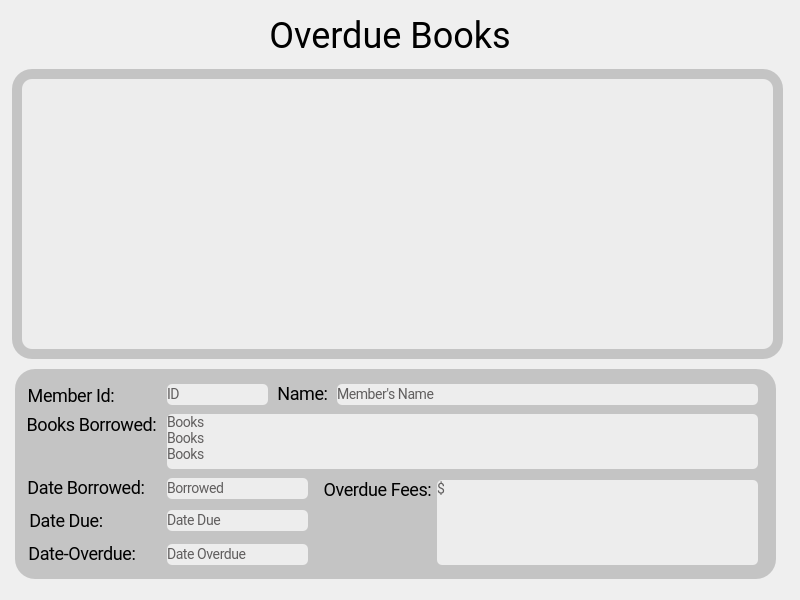
BuzzyBox/LibraryDataSystem-SchoolProject, file Library_DataSystem_1/overdue_books.ui: the form before one commit.
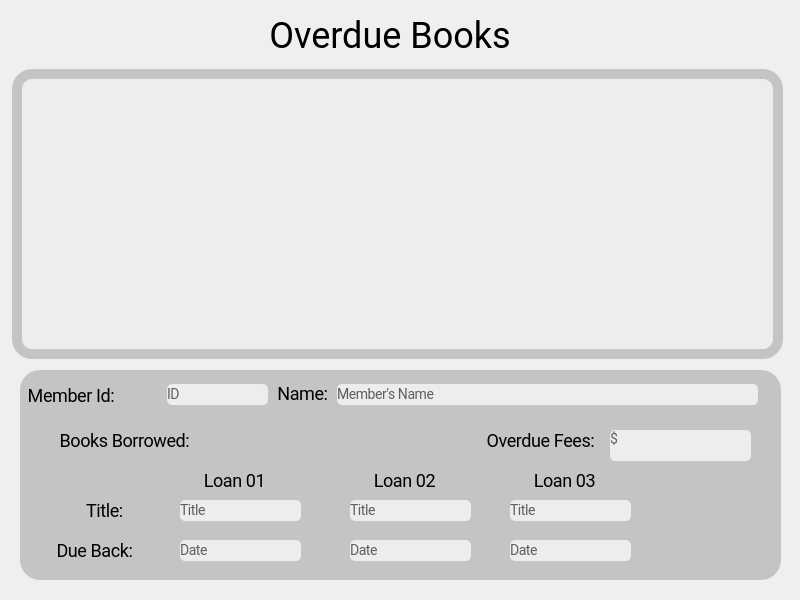
The form after the commit.

Patch:
```diff
--- a/Library_DataSystem_1/overdue_books.ui
+++ b/Library_DataSystem_1/overdue_books.ui
@@ -13,47 +13,11 @@
   <property name="windowTitle">
    <string>Dialog</string>
   </property>
-  <widget class="QLabel" name="labelDateOverdueText">
-   <property name="geometry">
-    <rect>
-     <x>27</x>
-     <y>543</y>
-     <width>110</width>
-     <height>22</height>
-    </rect>
-   </property>
-   <property name="styleSheet">
-    <string notr="true">/* Name: */
-
-
-position: absolute;
-width: 104px;
-height: 28px;
-left: 65px;
-top: 136px;
-
-font-family: Roboto;
-font-style: normal;
-font-weight: normal;
-font-size: 18px;
-line-height: 22px;
-/* or 92% */
-
-text-align: center;
-letter-spacing: -0.408px;</string>
-   </property>
-   <property name="text">
-    <string>Date-Overdue:</string>
-   </property>
-   <property name="alignment">
-    <set>Qt::AlignCenter</set>
-   </property>
-  </widget>
   <widget class="QLabel" name="labelBoarderReport2">
    <property name="geometry">
     <rect>
-     <x>15</x>
-     <y>369</y>
+     <x>20</x>
+     <y>370</y>
      <width>761</width>
      <height>210</height>
     </rect>
@@ -72,7 +36,7 @@
     <string/>
    </property>
   </widget>
-  <widget class="QListWidget" name="ItemOverdueList">
+  <widget class="QListWidget" name="ItemMember">
    <property name="geometry">
     <rect>
      <x>22</x>
@@ -134,192 +98,7 @@
     <set>Qt::AlignCenter</set>
    </property>
   </widget>
-  <widget class="QLabel" name="labelDateDateText">
-   <property name="geometry">
-    <rect>
-     <x>28</x>
-     <y>510</y>
-     <width>76</width>
-     <height>22</height>
-    </rect>
-   </property>
-   <property name="styleSheet">
-    <string notr="true">/* Name: */
-
-
-position: absolute;
-width: 104px;
-height: 28px;
-left: 65px;
-top: 136px;
-
-font-family: Roboto;
-font-style: normal;
-font-weight: normal;
-font-size: 18px;
-line-height: 22px;
-/* or 92% */
-
-text-align: center;
-letter-spacing: -0.408px;</string>
-   </property>
-   <property name="text">
-    <string>Date Due:</string>
-   </property>
-   <property name="alignment">
-    <set>Qt::AlignCenter</set>
-   </property>
-  </widget>
-  <widget class="QLabel" name="lbOdDue">
-   <property name="geometry">
-    <rect>
-     <x>167</x>
-     <y>510</y>
-     <width>141</width>
-     <height>21</height>
-    </rect>
-   </property>
-   <property name="styleSheet">
-    <string notr="true">/*Border 2 */
-
-
-position: absolute;
-width: 560px;
-height: 45px;
-left: 53px;
-top: 142px;
-
-background: #EDEDED;
-border-radius: 5px;
-
-/*Text*/
-
-position: absolute;
-width: 305px;
-height: 31px;
-left: 115px;
-top: 153px;
-
-font-family: Roboto;
-font-style: normal;
-font-weight: normal;
-font-size: 14px;
-line-height: 22px;
-/* or 92% */
-
-letter-spacing: -0.408px;
-
-color: #605E5E;</string>
-   </property>
-   <property name="text">
-    <string>Date Due</string>
-   </property>
-   <property name="margin">
-    <number>3</number>
-   </property>
-  </widget>
-  <widget class="QLabel" name="lbOddateBorrowed">
-   <property name="geometry">
-    <rect>
-     <x>167</x>
-     <y>478</y>
-     <width>141</width>
-     <height>21</height>
-    </rect>
-   </property>
-   <property name="styleSheet">
-    <string notr="true">/*Border 2 */
-
-
-position: absolute;
-width: 560px;
-height: 45px;
-left: 53px;
-top: 142px;
-
-background: #EDEDED;
-border-radius: 5px;
-
-/*Text*/
-
-position: absolute;
-width: 305px;
-height: 31px;
-left: 115px;
-top: 153px;
-
-font-family: Roboto;
-font-style: normal;
-font-weight: normal;
-font-size: 14px;
-line-height: 22px;
-/* or 92% */
-
-letter-spacing: -0.408px;
-
-color: #605E5E;</string>
-   </property>
-   <property name="text">
-    <string>Borrowed</string>
-   </property>
-   <property name="margin">
-    <number>3</number>
-   </property>
-  </widget>
-  <widget class="QLabel" name="lbOdbooksBorrowed">
-   <property name="geometry">
-    <rect>
-     <x>167</x>
-     <y>414</y>
-     <width>591</width>
-     <height>55</height>
-    </rect>
-   </property>
-   <property name="styleSheet">
-    <string notr="true">/*Border 2 */
-
-
-position: absolute;
-width: 560px;
-height: 45px;
-left: 53px;
-top: 142px;
-
-background: #EDEDED;
-border-radius: 5px;
-
-/*Text*/
-
-position: absolute;
-width: 305px;
-height: 31px;
-left: 115px;
-top: 153px;
-
-font-family: Roboto;
-font-style: normal;
-font-weight: normal;
-font-size: 14px;
-line-height: 22px;
-/* or 92% */
-
-letter-spacing: -0.408px;
-
-color: #605E5E;</string>
-   </property>
-   <property name="text">
-    <string>Books 
-Books 
-Books</string>
-   </property>
-   <property name="alignment">
-    <set>Qt::AlignLeading|Qt::AlignLeft|Qt::AlignTop</set>
-   </property>
-   <property name="margin">
-    <number>3</number>
-   </property>
-  </widget>
-  <widget class="QLabel" name="lbOdName">
+  <widget class="QLabel" name="lbName">
    <property name="geometry">
     <rect>
      <x>337</x>
@@ -367,7 +146,7 @@
     <number>3</number>
    </property>
   </widget>
-  <widget class="QLabel" name="lbOdmebID">
+  <widget class="QLabel" name="lbMebID">
    <property name="geometry">
     <rect>
      <x>167</x>
@@ -415,13 +194,13 @@
     <number>3</number>
    </property>
   </widget>
-  <widget class="QLabel" name="lbOdFees">
+  <widget class="QLabel" name="lbFees">
    <property name="geometry">
     <rect>
-     <x>437</x>
-     <y>480</y>
-     <width>321</width>
-     <height>85</height>
+     <x>610</x>
+     <y>430</y>
+     <width>141</width>
+     <height>31</height>
     </rect>
    </property>
    <property name="styleSheet">
@@ -466,59 +245,11 @@
     <number>3</number>
    </property>
   </widget>
-  <widget class="QLabel" name="lbOdoverdue">
-   <property name="geometry">
-    <rect>
-     <x>167</x>
-     <y>544</y>
-     <width>141</width>
-     <height>21</height>
-    </rect>
-   </property>
-   <property name="styleSheet">
-    <string notr="true">/*Border 2 */
-
-
-position: absolute;
-width: 560px;
-height: 45px;
-left: 53px;
-top: 142px;
-
-background: #EDEDED;
-border-radius: 5px;
-
-/*Text*/
-
-position: absolute;
-width: 305px;
-height: 31px;
-left: 115px;
-top: 153px;
-
-font-family: Roboto;
-font-style: normal;
-font-weight: normal;
-font-size: 14px;
-line-height: 22px;
-/* or 92% */
-
-letter-spacing: -0.408px;
-
-color: #605E5E;</string>
-   </property>
-   <property name="text">
-    <string>Date Overdue</string>
-   </property>
-   <property name="margin">
-    <number>3</number>
-   </property>
-  </widget>
   <widget class="QLabel" name="labelOverdueFeesText">
    <property name="geometry">
     <rect>
-     <x>317</x>
-     <y>479</y>
+     <x>480</x>
+     <y>430</y>
      <width>121</width>
      <height>22</height>
     </rect>
@@ -649,8 +380,8 @@
   <widget class="QLabel" name="labelBooksBorrowedText">
    <property name="geometry">
     <rect>
-     <x>27</x>
-     <y>414</y>
+     <x>60</x>
+     <y>430</y>
      <width>129</width>
      <height>22</height>
     </rect>
@@ -682,12 +413,108 @@
     <set>Qt::AlignCenter</set>
    </property>
   </widget>
-  <widget class="QLabel" name="labelDateBorrowedText">
+  <widget class="QLabel" name="title01">
    <property name="geometry">
     <rect>
-     <x>27</x>
-     <y>477</y>
-     <width>118</width>
+     <x>180</x>
+     <y>500</y>
+     <width>121</width>
+     <height>21</height>
+    </rect>
+   </property>
+   <property name="styleSheet">
+    <string notr="true">/*Border 2 */
+
+
+position: absolute;
+width: 560px;
+height: 45px;
+left: 53px;
+top: 142px;
+
+background: #EDEDED;
+border-radius: 5px;
+
+/*Text*/
+
+position: absolute;
+width: 305px;
+height: 31px;
+left: 115px;
+top: 153px;
+
+font-family: Roboto;
+font-style: normal;
+font-weight: normal;
+font-size: 14px;
+line-height: 22px;
+/* or 92% */
+
+letter-spacing: -0.408px;
+
+color: #605E5E;</string>
+   </property>
+   <property name="text">
+    <string>Title</string>
+   </property>
+   <property name="margin">
+    <number>3</number>
+   </property>
+  </widget>
+  <widget class="QLabel" name="date01">
+   <property name="geometry">
+    <rect>
+     <x>180</x>
+     <y>540</y>
+     <width>121</width>
+     <height>21</height>
+    </rect>
+   </property>
+   <property name="styleSheet">
+    <string notr="true">/*Border 2 */
+
+
+position: absolute;
+width: 560px;
+height: 45px;
+left: 53px;
+top: 142px;
+
+background: #EDEDED;
+border-radius: 5px;
+
+/*Text*/
+
+position: absolute;
+width: 305px;
+height: 31px;
+left: 115px;
+top: 153px;
+
+font-family: Roboto;
+font-style: normal;
+font-weight: normal;
+font-size: 14px;
+line-height: 22px;
+/* or 92% */
+
+letter-spacing: -0.408px;
+
+color: #605E5E;</string>
+   </property>
+   <property name="text">
+    <string>Date</string>
+   </property>
+   <property name="margin">
+    <number>3</number>
+   </property>
+  </widget>
+  <widget class="QLabel" name="labelBooksBorrowedText_2">
+   <property name="geometry">
+    <rect>
+     <x>170</x>
+     <y>470</y>
+     <width>129</width>
      <height>22</height>
     </rect>
    </property>
@@ -712,30 +539,370 @@
 letter-spacing: -0.408px;</string>
    </property>
    <property name="text">
-    <string>Date Borrowed:</string>
+    <string>Loan 01</string>
    </property>
    <property name="alignment">
     <set>Qt::AlignCenter</set>
    </property>
   </widget>
+  <widget class="QLabel" name="labelBooksBorrowedText_3">
+   <property name="geometry">
+    <rect>
+     <x>340</x>
+     <y>470</y>
+     <width>129</width>
+     <height>22</height>
+    </rect>
+   </property>
+   <property name="styleSheet">
+    <string notr="true">/* Name: */
+
+
+position: absolute;
+width: 104px;
+height: 28px;
+left: 65px;
+top: 136px;
+
+font-family: Roboto;
+font-style: normal;
+font-weight: normal;
+font-size: 18px;
+line-height: 22px;
+/* or 92% */
+
+text-align: center;
+letter-spacing: -0.408px;</string>
+   </property>
+   <property name="text">
+    <string>Loan 02</string>
+   </property>
+   <property name="alignment">
+    <set>Qt::AlignCenter</set>
+   </property>
+  </widget>
+  <widget class="QLabel" name="labelBooksBorrowedText_4">
+   <property name="geometry">
+    <rect>
+     <x>500</x>
+     <y>470</y>
+     <width>129</width>
+     <height>22</height>
+    </rect>
+   </property>
+   <property name="styleSheet">
+    <string notr="true">/* Name: */
+
+
+position: absolute;
+width: 104px;
+height: 28px;
+left: 65px;
+top: 136px;
+
+font-family: Roboto;
+font-style: normal;
+font-weight: normal;
+font-size: 18px;
+line-height: 22px;
+/* or 92% */
+
+text-align: center;
+letter-spacing: -0.408px;</string>
+   </property>
+   <property name="text">
+    <string>Loan 03</string>
+   </property>
+   <property name="alignment">
+    <set>Qt::AlignCenter</set>
+   </property>
+  </widget>
+  <widget class="QLabel" name="labelBooksBorrowedText_5">
+   <property name="geometry">
+    <rect>
+     <x>40</x>
+     <y>500</y>
+     <width>129</width>
+     <height>22</height>
+    </rect>
+   </property>
+   <property name="styleSheet">
+    <string notr="true">/* Name: */
+
+
+position: absolute;
+width: 104px;
+height: 28px;
+left: 65px;
+top: 136px;
+
+font-family: Roboto;
+font-style: normal;
+font-weight: normal;
+font-size: 18px;
+line-height: 22px;
+/* or 92% */
+
+text-align: center;
+letter-spacing: -0.408px;</string>
+   </property>
+   <property name="text">
+    <string>Title:</string>
+   </property>
+   <property name="alignment">
+    <set>Qt::AlignCenter</set>
+   </property>
+  </widget>
+  <widget class="QLabel" name="labelBooksBorrowedText_6">
+   <property name="geometry">
+    <rect>
+     <x>30</x>
+     <y>540</y>
+     <width>129</width>
+     <height>22</height>
+    </rect>
+   </property>
+   <property name="styleSheet">
+    <string notr="true">/* Name: */
+
+
+position: absolute;
+width: 104px;
+height: 28px;
+left: 65px;
+top: 136px;
+
+font-family: Roboto;
+font-style: normal;
+font-weight: normal;
+font-size: 18px;
+line-height: 22px;
+/* or 92% */
+
+text-align: center;
+letter-spacing: -0.408px;</string>
+   </property>
+   <property name="text">
+    <string>Due Back:</string>
+   </property>
+   <property name="alignment">
+    <set>Qt::AlignCenter</set>
+   </property>
+  </widget>
+  <widget class="QLabel" name="date02">
+   <property name="geometry">
+    <rect>
+     <x>350</x>
+     <y>540</y>
+     <width>121</width>
+     <height>21</height>
+    </rect>
+   </property>
+   <property name="styleSheet">
+    <string notr="true">/*Border 2 */
+
+
+position: absolute;
+width: 560px;
+height: 45px;
+left: 53px;
+top: 142px;
+
+background: #EDEDED;
+border-radius: 5px;
+
+/*Text*/
+
+position: absolute;
+width: 305px;
+height: 31px;
+left: 115px;
+top: 153px;
+
+font-family: Roboto;
+font-style: normal;
+font-weight: normal;
+font-size: 14px;
+line-height: 22px;
+/* or 92% */
+
+letter-spacing: -0.408px;
+
+color: #605E5E;</string>
+   </property>
+   <property name="text">
+    <string>Date</string>
+   </property>
+   <property name="margin">
+    <number>3</number>
+   </property>
+  </widget>
+  <widget class="QLabel" name="title02">
+   <property name="geometry">
+    <rect>
+     <x>350</x>
+     <y>500</y>
+     <width>121</width>
+     <height>21</height>
+    </rect>
+   </property>
+   <property name="styleSheet">
+    <string notr="true">/*Border 2 */
+
+
+position: absolute;
+width: 560px;
+height: 45px;
+left: 53px;
+top: 142px;
+
+background: #EDEDED;
+border-radius: 5px;
+
+/*Text*/
+
+position: absolute;
+width: 305px;
+height: 31px;
+left: 115px;
+top: 153px;
+
+font-family: Roboto;
+font-style: normal;
+font-weight: normal;
+font-size: 14px;
+line-height: 22px;
+/* or 92% */
+
+letter-spacing: -0.408px;
+
+color: #605E5E;</string>
+   </property>
+   <property name="text">
+    <string>Title</string>
+   </property>
+   <property name="margin">
+    <number>3</number>
+   </property>
+  </widget>
+  <widget class="QLabel" name="title03">
+   <property name="geometry">
+    <rect>
+     <x>510</x>
+     <y>500</y>
+     <width>121</width>
+     <height>21</height>
+    </rect>
+   </property>
+   <property name="styleSheet">
+    <string notr="true">/*Border 2 */
+
+
+position: absolute;
+width: 560px;
+height: 45px;
+left: 53px;
+top: 142px;
+
+background: #EDEDED;
+border-radius: 5px;
+
+/*Text*/
+
+position: absolute;
+width: 305px;
+height: 31px;
+left: 115px;
+top: 153px;
+
+font-family: Roboto;
+font-style: normal;
+font-weight: normal;
+font-size: 14px;
+line-height: 22px;
+/* or 92% */
+
+letter-spacing: -0.408px;
+
+color: #605E5E;</string>
+   </property>
+   <property name="text">
+    <string>Title</string>
+   </property>
+   <property name="margin">
+    <number>3</number>
+   </property>
+  </widget>
+  <widget class="QLabel" name="date03">
+   <property name="geometry">
+    <rect>
+     <x>510</x>
+     <y>540</y>
+     <width>121</width>
+     <height>21</height>
+    </rect>
+   </property>
+   <property name="styleSheet">
+    <string notr="true">/*Border 2 */
+
+
+position: absolute;
+width: 560px;
+height: 45px;
+left: 53px;
+top: 142px;
+
+background: #EDEDED;
+border-radius: 5px;
+
+/*Text*/
+
+position: absolute;
+width: 305px;
+height: 31px;
+left: 115px;
+top: 153px;
+
+font-family: Roboto;
+font-style: normal;
+font-weight: normal;
+font-size: 14px;
+line-height: 22px;
+/* or 92% */
+
+letter-spacing: -0.408px;
+
+color: #605E5E;</string>
+   </property>
+   <property name="text">
+    <string>Date</string>
+   </property>
+   <property name="margin">
+    <number>3</number>
+   </property>
+  </widget>
   <zorder>labelBoarderReport2</zorder>
   <zorder>labelBoarderReport1</zorder>
-  <zorder>labelDateOverdueText</zorder>
-  <zorder>ItemOverdueList</zorder>
+  <zorder>ItemMember</zorder>
   <zorder>labelMemberIDText</zorder>
-  <zorder>labelDateDateText</zorder>
-  <zorder>lbOdDue</zorder>
-  <zorder>lbOddateBorrowed</zorder>
-  <zorder>lbOdbooksBorrowed</zorder>
-  <zorder>lbOdName</zorder>
-  <zorder>lbOdmebID</zorder>
-  <zorder>lbOdFees</zorder>
-  <zorder>lbOdoverdue</zorder>
+  <zorder>lbName</zorder>
+  <zorder>lbMebID</zorder>
+  <zorder>lbFees</zorder>
   <zorder>labelOverdueFeesText</zorder>
   <zorder>labelBookOverdueText</zorder>
   <zorder>labelMemberNameText</zorder>
   <zorder>labelBooksBorrowedText</zorder>
-  <zorder>labelDateBorrowedText</zorder>
+  <zorder>title01</zorder>
+  <zorder>date01</zorder>
+  <zorder>labelBooksBorrowedText_2</zorder>
+  <zorder>labelBooksBorrowedText_3</zorder>
+  <zorder>labelBooksBorrowedText_4</zorder>
+  <zorder>labelBooksBorrowedText_5</zorder>
+  <zorder>labelBooksBorrowedText_6</zorder>
+  <zorder>date02</zorder>
+  <zorder>title02</zorder>
+  <zorder>title03</zorder>
+  <zorder>date03</zorder>
  </widget>
  <resources/>
  <connections/>
```
